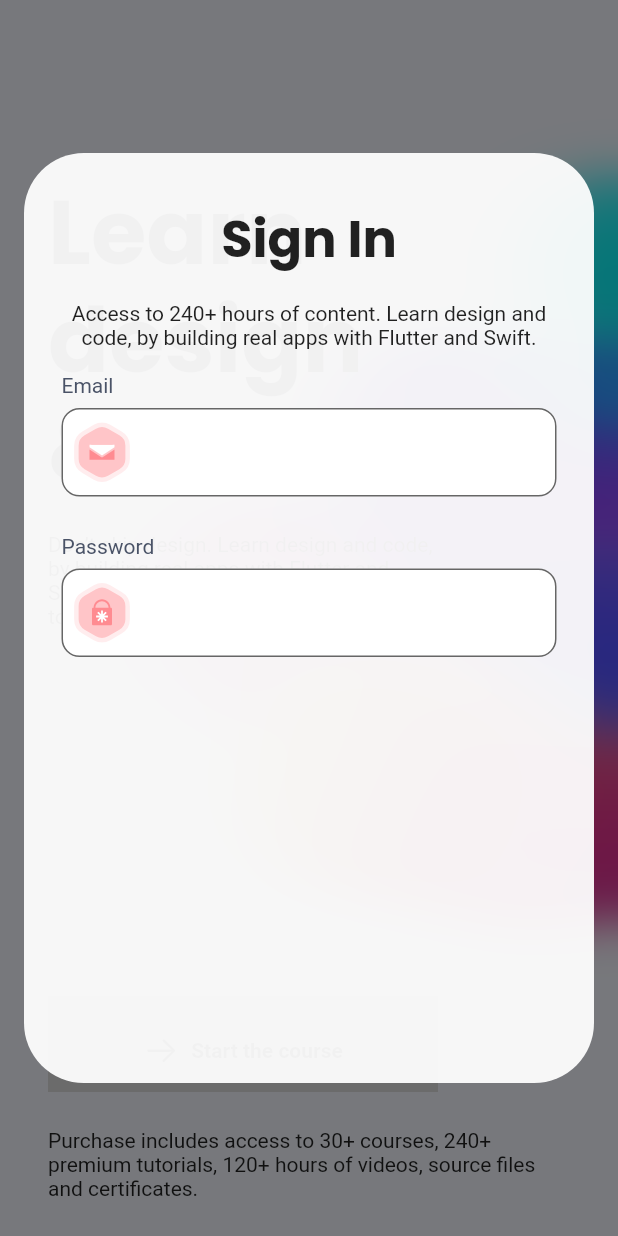
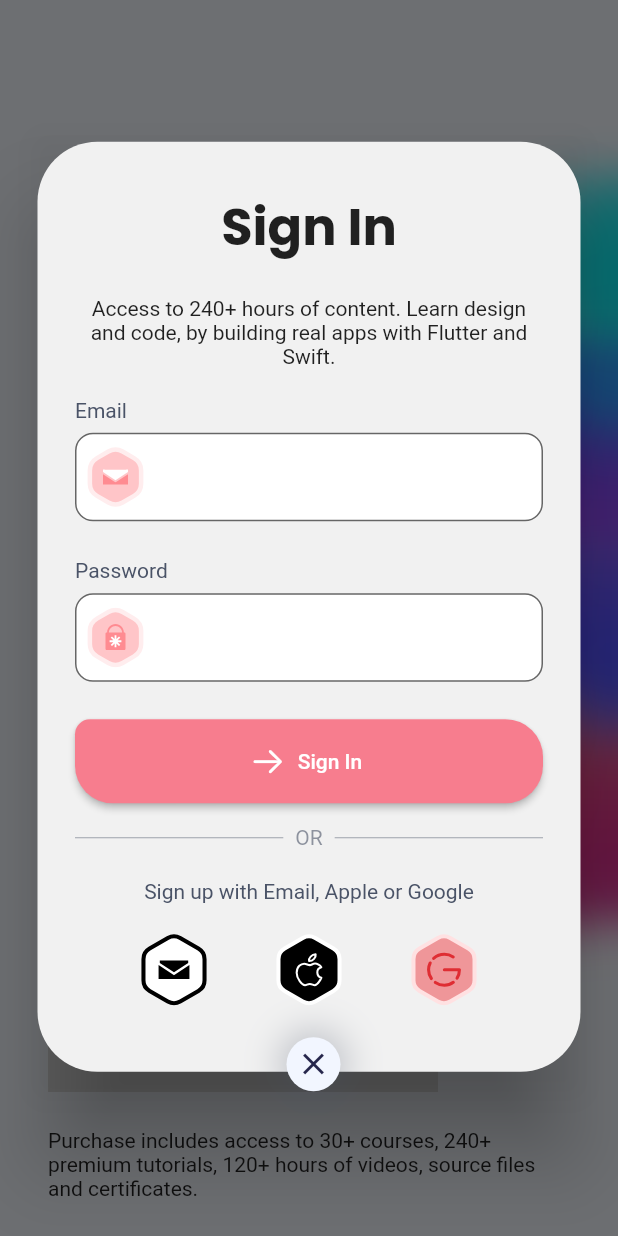
Before and after one commit to aniribe/flutter_animated_app, a Flutter app: the screen it shows after launch, after a tap on "Start the course", on a phone screen of 412 x 824 dp. Run offline on Flutter 3.47's test engine with Material 2 defaults, Android fonts, the phone set to English and light mode, and no system bars; drawn by our look-alikes of rive; our stand-ins replace flutter_svg, stacked, stacked_core, stacked_services.

Commit message:
Custom Dialog was created; The code was refactored;

```diff
--- a/lib/consts/app_colors.dart
+++ b/lib/consts/app_colors.dart
@@ -6,4 +6,6 @@ class AppColors {
   static const Color backgroundColorDark = Color(0xFF25254B);
   static const Color shadowColorLight = Color(0xFF4A5367);
   static const Color shadowColorDark = Colors.black;
+  static const Color pink = Color(0xFFF77D8E);
+  static const Color almostWhite = Color(0xFFF1F1F1);
 }
--- a/lib/consts/string_consts.dart
+++ b/lib/consts/string_consts.dart
@@ -11,6 +11,8 @@ class StringConsts {
   static const String signIn = 'Sign In';
   static const String email = 'Email';
   static const String password = 'Password';
+  static const String or = 'OR';
+  static const String emailSignIn = 'Sign up with Email, Apple or Google';
 
   ///Fonts
   static const String poppinsFamily = 'Poppins';
--- a/lib/main.dart
+++ b/lib/main.dart
@@ -1,6 +1,7 @@
 import 'package:animated_app/ui/view/home/home_view.dart';
 import 'package:animated_app/ui/view/onboarding/onboarding_view.dart';
 import 'package:animated_app/ui/view/onboarding/onboarding_viewmodel.dart';
+import 'package:animated_app/ui/widgets/custom_dialog/setup_dialog_ui.dart';
 import 'package:flutter/material.dart';
 import 'package:stacked_services/stacked_services.dart';
 
@@ -9,6 +10,7 @@ import 'config/app.router.dart';
 
 void main() {
   setupLocator();
+  setupDialogUi();
   runApp(const MyApp());
 }
 
--- a/lib/ui/view/onboarding/components/page_content.dart
+++ b/lib/ui/view/onboarding/components/page_content.dart
@@ -9,14 +9,18 @@ import 'package:rive/rive.dart';
 import '../../../ui_helpers.dart';
 import '../../../widgets/buttons/animated_button.dart';
 import '../../../widgets/inputs/general_input.dart';
+import '../../../widgets/signin_form.dart';
+import '../onboarding_viewmodel.dart';
 import 'page_title_and_slogan.dart';
 import 'promo_text_section.dart';
 
 class PageContent extends StatelessWidget {
+  final OnboardingViewModel model;
   final RiveAnimationController buttonAnimationController;
 
   const PageContent({
     Key? key,
+    required this.model,
     required this.buttonAnimationController,
   }) : super(key: key);
 
@@ -34,61 +38,46 @@ class PageContent extends StatelessWidget {
             buttonAnimationController: buttonAnimationController,
             onTap: () {
               buttonAnimationController.isActive = true;
-              showGeneralDialog(
-                barrierDismissible: true,
-                barrierLabel: 'Sign In',
-                context: context,
-                pageBuilder: (context, _, __) => Center(
-                  child: Container(
-                    height: 620,
-                    padding: const EdgeInsets.symmetric(
-                        horizontal: 25, vertical: 32),
-                    margin: const EdgeInsets.symmetric(horizontal: 16),
-                    decoration: BoxDecoration(
-                      color: Colors.white.withOpacity(0.94),
-                      borderRadius: BorderRadius.circular(40),
-                    ),
-                    child: Scaffold(
-                      backgroundColor: Colors.transparent,
-                      body: Column(
-                        children: [
-                          const Text(
-                            StringConsts.signIn,
-                            style: TextStyle(
-                              fontSize: 34,
-                              fontFamily: StringConsts.poppinsFamily,
-                            ),
-                          ),
-                          const Padding(
-                            padding: EdgeInsets.symmetric(vertical: 16),
-                            child: Text(
-                              StringConsts.accessPhrase,
-                              textAlign: TextAlign.center,
-                            ),
-                          ),
-                          Form(
-                            child: Column(
-                              crossAxisAlignment: CrossAxisAlignment.start,
-                              children: [
-                                const GeneralInput(
-                                  labelText: StringConsts.email,
-                                  icon: AppImage.emailIcon,
-                                ),
-                                verticalSpace(25),
-                                const GeneralInput(
-                                  labelText: StringConsts.password,
-                                  icon: AppImage.passwordIcon,
-                                  obscureText: true,
-                                ),
-                              ],
-                            ),
-                          ),
-                        ],
-                      ),
-                    ),
-                  ),
-                ),
-              );
+              model.onStartButtonPressed();
+              // showGeneralDialog(
+              //   barrierDismissible: true,
+              //   barrierLabel: 'Sign In',
+              //   context: context,
+              //   pageBuilder: (context, _, __) => Center(
+              //     child: Container(
+              //       height: 620,
+              //       padding: const EdgeInsets.symmetric(
+              //           horizontal: 25, vertical: 32),
+              //       margin: const EdgeInsets.symmetric(horizontal: 16),
+              //       decoration: BoxDecoration(
+              //         color: Colors.white.withOpacity(0.94),
+              //         borderRadius: BorderRadius.circular(40),
+              //       ),
+              //       child: Scaffold(
+              //         backgroundColor: Colors.transparent,
+              //         body: Column(
+              //           children: const [
+              //             Text(
+              //               StringConsts.signIn,
+              //               style: TextStyle(
+              //                 fontSize: 34,
+              //                 fontFamily: StringConsts.poppinsFamily,
+              //               ),
+              //             ),
+              //             Padding(
+              //               padding: EdgeInsets.symmetric(vertical: 16),
+              //               child: Text(
+              //                 StringConsts.accessPhrase,
+              //                 textAlign: TextAlign.center,
+              //               ),
+              //             ),
+              //             SignInForm(),
+              //           ],
+              //         ),
+              //       ),
+              //     ),
+              //   ),
+              // );
             },
           ),
           const PromoText(),
--- a/lib/ui/view/onboarding/onboarding_view.dart
+++ b/lib/ui/view/onboarding/onboarding_view.dart
@@ -29,7 +29,9 @@ class OnboardingView extends StatelessWidget {
             const BlurredFilter(),
             SafeArea(
               child: PageContent(
-                  buttonAnimationController: _buttonAnimationController),
+                model: model,
+                buttonAnimationController: _buttonAnimationController,
+              ),
             )
           ],
         ),
--- a/lib/ui/view/onboarding/onboarding_viewmodel.dart
+++ b/lib/ui/view/onboarding/onboarding_viewmodel.dart
@@ -1,3 +1,16 @@
+import 'package:animated_app/ui/widgets/custom_dialog/setup_dialog_ui.dart';
 import 'package:stacked/stacked.dart';
+import 'package:stacked_services/stacked_services.dart';
 
-class OnboardingViewModel extends BaseViewModel {}
+import '../../../config/app.locator.dart';
+
+class OnboardingViewModel extends BaseViewModel {
+  final _dialogService = locator<DialogService>();
+
+  Future<void> onStartButtonPressed() async {
+    final response = await _dialogService.showCustomDialog(
+      variant: DialogType.signInForm,
+      barrierDismissible: true,
+    );
+  }
+}
--- /dev/null
+++ b/lib/ui/widgets/custom_dialog/setup_dialog_ui.dart
@@ -0,0 +1,45 @@
+import 'package:animated_app/consts/app_colors.dart';
+import 'package:animated_app/consts/app_image.dart';
+import 'package:animated_app/ui/ui_helpers.dart';
+import 'package:animated_app/ui/widgets/custom_dialog/sign_in_content/sign_in_dialog_content.dart';
+import 'package:flutter/material.dart';
+import 'package:flutter_svg/flutter_svg.dart';
+import 'package:stacked_services/stacked_services.dart';
+
+import '../../../config/app.locator.dart';
+import '../../../consts/string_consts.dart';
+import '../signin_form.dart';
+
+void setupDialogUi() {
+  final dialogService = locator<DialogService>();
+
+  final builders = {
+    DialogType.signInForm: (context, sheetRequest, completer) =>
+        _SignInDialog(request: sheetRequest, service: dialogService),
+  };
+
+  dialogService.registerCustomDialogBuilders(builders);
+}
+
+class _SignInDialog extends StatelessWidget {
+  final DialogRequest request;
+  final DialogService service;
+
+  const _SignInDialog({
+    Key? key,
+    required this.request,
+    required this.service,
+  }) : super(key: key);
+
+  @override
+  Widget build(BuildContext context) {
+    return Dialog(
+      insetPadding: const EdgeInsets.symmetric(horizontal: 25, vertical: 30),
+      backgroundColor: Colors.transparent,
+      child: SignInDialogContent(request: request, service: service),
+    );
+  }
+}
+
+/// The type of dialog to show
+enum DialogType { signInForm }
--- /dev/null
+++ b/lib/ui/widgets/custom_dialog/sign_in_content/components/app_divider.dart
@@ -0,0 +1,17 @@
+import 'package:flutter/material.dart';
+
+import '../../../../../consts/app_colors.dart';
+
+class AppDivider extends StatelessWidget {
+  const AppDivider({
+    Key? key,
+  }) : super(key: key);
+
+  @override
+  Widget build(BuildContext context) {
+    return Expanded(
+        child: Divider(
+      color: AppColors.shadowColorLight.withOpacity(0.5),
+    ));
+  }
+}
--- /dev/null
+++ b/lib/ui/widgets/custom_dialog/sign_in_content/components/close_button.dart
@@ -0,0 +1,46 @@
+import 'package:flutter/material.dart';
+
+import '../../../../../consts/app_colors.dart';
+import '../../../../ui_helpers.dart';
+
+class AppCloseButton extends StatelessWidget {
+  final VoidCallback onPressed;
+
+  const AppCloseButton({
+    Key? key,
+    required this.onPressed,
+  }) : super(key: key);
+
+  @override
+  Widget build(BuildContext context) {
+    return Positioned(
+      left: screenWidth(context) / 2 - 40,
+      bottom: 2,
+      child: Container(
+        height: 36,
+        width: 36,
+        decoration: BoxDecoration(
+          borderRadius: BorderRadius.circular(50),
+          boxShadow: [
+            BoxShadow(
+              blurRadius: 20,
+              spreadRadius: 5,
+              color: AppColors.shadowColorLight.withOpacity(0.3),
+            ),
+          ],
+        ),
+        child: GestureDetector(
+          onTap: onPressed,
+          child: const CircleAvatar(
+            radius: 16,
+            backgroundColor: AppColors.backgroundColorLight,
+            child: Icon(
+              Icons.close,
+              color: AppColors.backgroundColorDark,
+            ),
+          ),
+        ),
+      ),
+    );
+  }
+}
--- /dev/null
+++ b/lib/ui/widgets/custom_dialog/sign_in_content/components/main_content.dart
@@ -0,0 +1,48 @@
+import 'package:animated_app/ui/widgets/custom_dialog/sign_in_content/components/signin_icon_row.dart';
+import 'package:animated_app/ui/widgets/custom_dialog/sign_in_content/components/title_section.dart';
+import 'package:flutter/material.dart';
+
+import '../../../../../consts/app_colors.dart';
+import '../../../../../consts/string_consts.dart';
+import '../../../../ui_helpers.dart';
+import '../../../signin_form.dart';
+import 'or_line.dart';
+
+class MainContent extends StatelessWidget {
+  const MainContent({
+    Key? key,
+  }) : super(key: key);
+
+  @override
+  Widget build(BuildContext context) {
+    return Container(
+      height: 620,
+      padding: const EdgeInsets.symmetric(horizontal: 25, vertical: 32),
+      decoration: BoxDecoration(
+        borderRadius: BorderRadius.circular(40),
+        color: AppColors.almostWhite,
+      ),
+      child: Column(
+        children: [
+          const TitleSection(),
+          verticalSpace(20),
+          const Text(
+            StringConsts.accessPhrase,
+            textAlign: TextAlign.center,
+          ),
+          verticalSpace(20),
+          const SignInForm(),
+          verticalSpace(15),
+          const OrLine(),
+          verticalSpace(20),
+          const Text(
+            StringConsts.emailSignIn,
+            style: TextStyle(color: AppColors.shadowColorLight),
+          ),
+          verticalSpace(20),
+          const SignInIconRow(),
+        ],
+      ),
+    );
+  }
+}
--- /dev/null
+++ b/lib/ui/widgets/custom_dialog/sign_in_content/components/or_line.dart
@@ -0,0 +1,29 @@
+import 'package:flutter/material.dart';
+
+import '../../../../../consts/app_colors.dart';
+import '../../../../../consts/string_consts.dart';
+import 'app_divider.dart';
+
+class OrLine extends StatelessWidget {
+  const OrLine({
+    Key? key,
+  }) : super(key: key);
+
+  @override
+  Widget build(BuildContext context) {
+    return Row(
+      children: [
+        const AppDivider(),
+        Padding(
+          padding: const EdgeInsets.symmetric(horizontal: 8.0),
+          child: Text(
+            StringConsts.or,
+            style:
+                TextStyle(color: AppColors.shadowColorLight.withOpacity(0.6)),
+          ),
+        ),
+        const AppDivider(),
+      ],
+    );
+  }
+}
--- /dev/null
+++ b/lib/ui/widgets/custom_dialog/sign_in_content/components/signin_icon_row.dart
@@ -0,0 +1,37 @@
+import 'package:flutter/cupertino.dart';
+import 'package:flutter/material.dart';
+import 'package:flutter_svg/svg.dart';
+
+import '../../../../../consts/app_image.dart';
+
+class SignInIconRow extends StatelessWidget {
+  const SignInIconRow({
+    Key? key,
+  }) : super(key: key);
+
+  @override
+  Widget build(BuildContext context) {
+    return Row(
+      mainAxisAlignment: MainAxisAlignment.spaceEvenly,
+      children: [
+        IconButton(
+          padding: EdgeInsets.zero,
+          onPressed: () {},
+          icon: SvgPicture.asset(
+            AppImage.emailBoxIcon,
+          ),
+        ),
+        IconButton(
+          padding: EdgeInsets.zero,
+          onPressed: () {},
+          icon: SvgPicture.asset(AppImage.appleBoxIcon),
+        ),
+        IconButton(
+          padding: EdgeInsets.zero,
+          onPressed: () {},
+          icon: SvgPicture.asset(AppImage.googleBoxIcon),
+        ),
+      ],
+    );
+  }
+}
--- /dev/null
+++ b/lib/ui/widgets/custom_dialog/sign_in_content/components/title_section.dart
@@ -0,0 +1,20 @@
+import 'package:flutter/cupertino.dart';
+
+import '../../../../../consts/string_consts.dart';
+
+class TitleSection extends StatelessWidget {
+  const TitleSection({
+    Key? key,
+  }) : super(key: key);
+
+  @override
+  Widget build(BuildContext context) {
+    return const Text(
+      StringConsts.signIn,
+      style: TextStyle(
+        fontSize: 34,
+        fontFamily: StringConsts.poppinsFamily,
+      ),
+    );
+  }
+}
--- /dev/null
+++ b/lib/ui/widgets/custom_dialog/sign_in_content/sign_in_dialog_content.dart
@@ -0,0 +1,30 @@
+import 'package:flutter/material.dart';
+import 'package:stacked_services/stacked_services.dart';
+
+import 'components/close_button.dart';
+import 'components/main_content.dart';
+
+class SignInDialogContent extends StatelessWidget {
+  final DialogRequest request;
+  final DialogService service;
+
+  const SignInDialogContent({
+    Key? key,
+    required this.request,
+    required this.service,
+  }) : super(key: key);
+
+  @override
+  Widget build(BuildContext context) {
+    return Stack(
+      children: [
+        Container(height: 635),
+        const MainContent(),
+        AppCloseButton(
+          onPressed: () =>
+              service.completeDialog(DialogResponse(confirmed: false)),
+        ),
+      ],
+    );
+  }
+}
--- /dev/null
+++ b/lib/ui/widgets/signin_form.dart
@@ -0,0 +1,53 @@
+import 'package:flutter/cupertino.dart';
+import 'package:flutter/material.dart';
+
+import '../../consts/app_colors.dart';
+import '../../consts/app_image.dart';
+import '../../consts/string_consts.dart';
+import '../ui_helpers.dart';
+import 'inputs/general_input.dart';
+
+class SignInForm extends StatelessWidget {
+  const SignInForm({
+    Key? key,
+  }) : super(key: key);
+
+  @override
+  Widget build(BuildContext context) {
+    return Form(
+      child: Column(
+        crossAxisAlignment: CrossAxisAlignment.start,
+        children: [
+          const GeneralInput(
+            labelText: StringConsts.email,
+            icon: AppImage.emailIcon,
+          ),
+          verticalSpace(25),
+          const GeneralInput(
+            labelText: StringConsts.password,
+            icon: AppImage.passwordIcon,
+            obscureText: true,
+          ),
+          verticalSpace(25),
+          ElevatedButton.icon(
+            style: ElevatedButton.styleFrom(
+              backgroundColor: AppColors.pink,
+              minimumSize: const Size(double.infinity, 56),
+              shape: const RoundedRectangleBorder(
+                borderRadius: BorderRadius.only(
+                  topLeft: Radius.circular(10),
+                  topRight: Radius.circular(25),
+                  bottomRight: Radius.circular(25),
+                  bottomLeft: Radius.circular(25),
+                ),
+              ),
+            ),
+            onPressed: () {},
+            icon: const Icon(CupertinoIcons.arrow_right),
+            label: const Text(StringConsts.signIn),
+          )
+        ],
+      ),
+    );
+  }
+}
```
